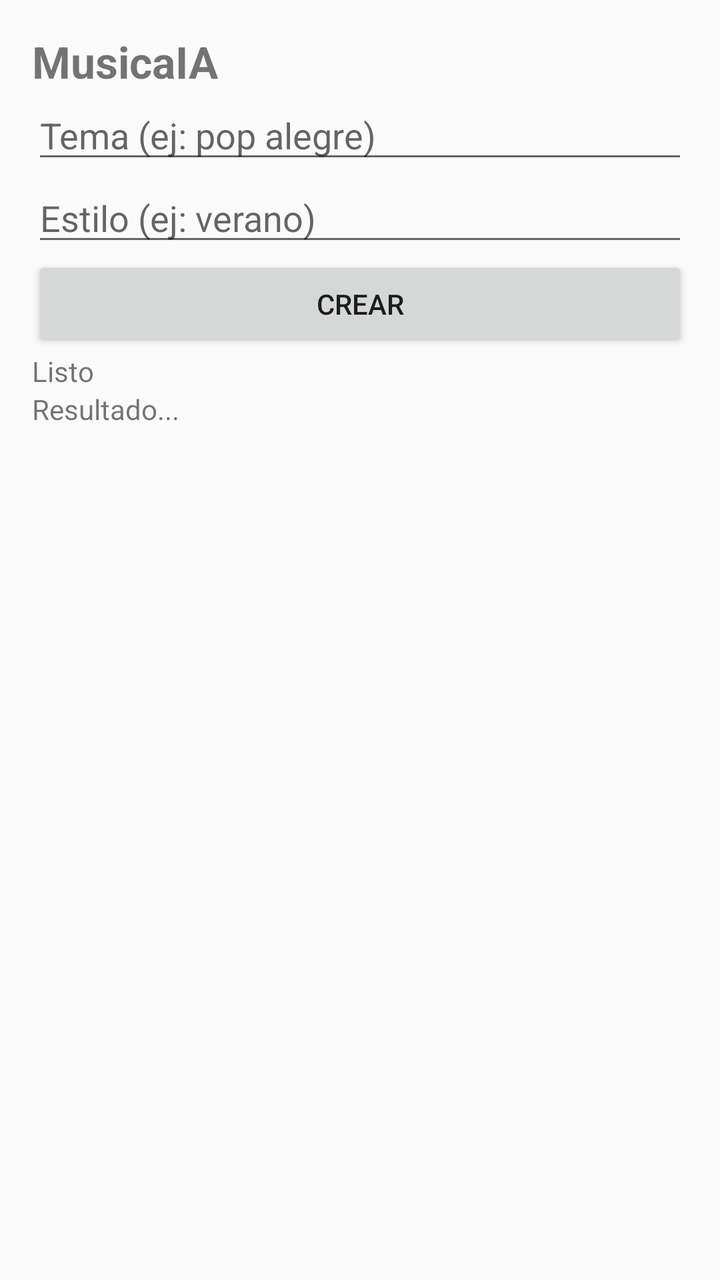
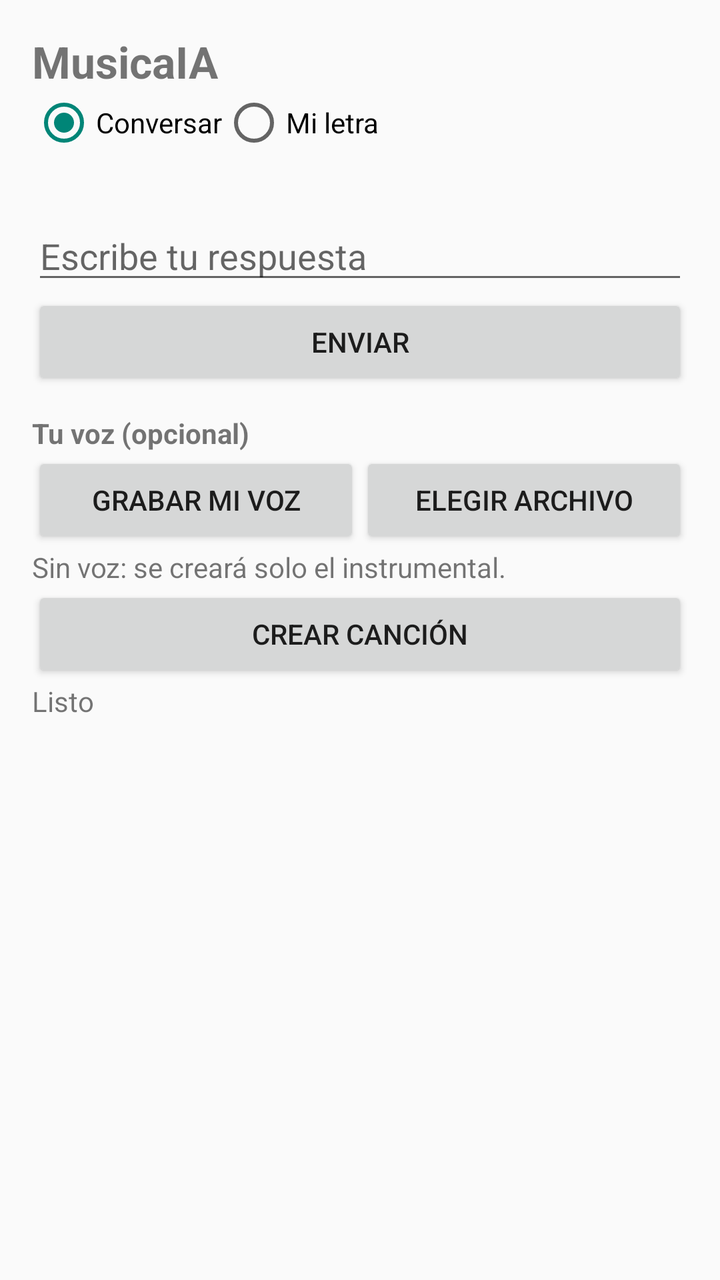

Two renders of the same Android screen: before a commit and after it. Below are the layout's source before the change and the commit's diff.
<!-- AndroidManifest.xml: application theme Theme.AppCompat.Light.NoActionBar -->
<!-- res/layout/activity_main.xml -->
<?xml version="1.0" encoding="utf-8"?>
<LinearLayout xmlns:android="http://schemas.android.com/apk/res/android"
    android:layout_width="match_parent"
    android:layout_height="match_parent"
    android:orientation="vertical"
    android:padding="16dp">

    <TextView
        android:id="@+id/titulo"
        android:layout_width="wrap_content"
        android:layout_height="wrap_content"
        android:text="MusicaIA"
        android:textSize="22sp"
        android:textStyle="bold" />

    <EditText
        android:id="@+id/editTema"
        android:layout_width="match_parent"
        android:layout_height="wrap_content"
        android:hint="Tema (ej: pop alegre)"
         />

    <EditText
        android:id="@+id/editEstilo"
        android:layout_width="match_parent"
        android:layout_height="wrap_content"
        android:hint="Estilo (ej: verano)"
         />

    <ProgressBar
        android:id="@+id/progreso"
        style="?android:attr/progressBarStyleHorizontal"
        android:layout_width="match_parent"
        android:layout_height="wrap_content"
        android:visibility="gone" />
    <TextView
        android:id="@+id/tiempo"
        android:layout_width="wrap_content"
        android:layout_height="wrap_content"
        android:text="Tiempo: 0s"
        android:visibility="gone" />
    <Button
        android:id="@+id/btnCrear"
        android:layout_width="match_parent"
        android:layout_height="wrap_content"
        android:text="Crear" />

    <TextView
        android:id="@+id/estado"
        android:layout_width="wrap_content"
        android:layout_height="wrap_content"
        android:text="Listo"
        android:textSize="14sp" />

    <ScrollView
        android:id="@+id/scrollResultado"
        android:layout_width="match_parent"
        android:layout_height="0dp"
        android:layout_weight="1">
        <LinearLayout
            android:layout_width="match_parent"
            android:layout_height="wrap_content"
            android:orientation="vertical">
            <TextView
                android:id="@+id/textoResultado"
                android:layout_width="wrap_content"
                android:layout_height="wrap_content"
                android:text="Resultado..."
                android:textSize="14sp" />
            <ImageView
                android:id="@+id/imgPortada"
                android:layout_width="200dp"
                android:layout_height="200dp"
                android:visibility="gone" />
            <Button
                android:id="@+id/btnReproducir"
                android:layout_width="match_parent"
                android:layout_height="wrap_content"
                android:text="Reproducir"
                android:visibility="gone" />
        </LinearLayout>
    </ScrollView>

</LinearLayout>
<!-- resources referenced by this layout -->
<resources>

</resources>

<!-- the commit's change to res/layout/activity_main.xml (unified diff, before → after) -->
@@ -1,84 +1,40 @@
 <?xml version="1.0" encoding="utf-8"?>
-<LinearLayout xmlns:android="http://schemas.android.com/apk/res/android"
-    android:layout_width="match_parent"
-    android:layout_height="match_parent"
-    android:orientation="vertical"
-    android:padding="16dp">
-
-    <TextView
-        android:id="@+id/titulo"
-        android:layout_width="wrap_content"
-        android:layout_height="wrap_content"
-        android:text="MusicaIA"
-        android:textSize="22sp"
-        android:textStyle="bold" />
-
-    <EditText
-        android:id="@+id/editTema"
-        android:layout_width="match_parent"
-        android:layout_height="wrap_content"
-        android:hint="Tema (ej: pop alegre)"
-         />
-
-    <EditText
-        android:id="@+id/editEstilo"
-        android:layout_width="match_parent"
-        android:layout_height="wrap_content"
-        android:hint="Estilo (ej: verano)"
-         />
-
-    <ProgressBar
-        android:id="@+id/progreso"
-        style="?android:attr/progressBarStyleHorizontal"
-        android:layout_width="match_parent"
-        android:layout_height="wrap_content"
-        android:visibility="gone" />
-    <TextView
-        android:id="@+id/tiempo"
-        android:layout_width="wrap_content"
-        android:layout_height="wrap_content"
-        android:text="Tiempo: 0s"
-        android:visibility="gone" />
-    <Button
-        android:id="@+id/btnCrear"
-        android:layout_width="match_parent"
-        android:layout_height="wrap_content"
-        android:text="Crear" />
-
-    <TextView
-        android:id="@+id/estado"
-        android:layout_width="wrap_content"
-        android:layout_height="wrap_content"
-        android:text="Listo"
-        android:textSize="14sp" />
-
-    <ScrollView
-        android:id="@+id/scrollResultado"
-        android:layout_width="match_parent"
-        android:layout_height="0dp"
-        android:layout_weight="1">
-        <LinearLayout
-            android:layout_width="match_parent"
-            android:layout_height="wrap_content"
-            android:orientation="vertical">
-            <TextView
-                android:id="@+id/textoResultado"
-                android:layout_width="wrap_content"
-                android:layout_height="wrap_content"
-                android:text="Resultado..."
-                android:textSize="14sp" />
-            <ImageView
-                android:id="@+id/imgPortada"
-                android:layout_width="200dp"
-                android:layout_height="200dp"
-                android:visibility="gone" />
-            <Button
-                android:id="@+id/btnReproducir"
-                android:layout_width="match_parent"
-                android:layout_height="wrap_content"
-                android:text="Reproducir"
-                android:visibility="gone" />
-        </LinearLayout>
-    </ScrollView>
-
-</LinearLayout>
+<ScrollView xmlns:android="http://schemas.android.com/apk/res/android"
+ android:layout_width="match_parent"
+ android:layout_height="match_parent"
+ android:fillViewport="true">
+ <LinearLayout
+ android:layout_width="match_parent"
+ android:layout_height="wrap_content"
+ android:orientation="vertical"
+ android:padding="16dp">
+ <TextView android:id="@+id/titulo" android:layout_width="wrap_content" android:layout_height="wrap_content" android:text="MusicaIA" android:textSize="22sp" android:textStyle="bold" />
+ <RadioGroup android:id="@+id/grupoModo" android:layout_width="match_parent" android:layout_height="wrap_content" android:orientation="horizontal">
+ <RadioButton android:id="@+id/modoConversacion" android:layout_width="wrap_content" android:layout_height="wrap_content" android:checked="true" android:text="Conversar" />
+ <RadioButton android:id="@+id/modoLetra" android:layout_width="wrap_content" android:layout_height="wrap_content" android:text="Mi letra" />
+ </RadioGroup>
+ <LinearLayout android:id="@+id/panelConversacion" android:layout_width="match_parent" android:layout_height="wrap_content" android:orientation="vertical">
+ <TextView android:id="@+id/chatLog" android:layout_width="match_parent" android:layout_height="wrap_content" android:paddingTop="8dp" android:textSize="15sp" />
+ <EditText android:id="@+id/chatEntrada" android:layout_width="match_parent" android:layout_height="wrap_content" android:hint="Escribe tu respuesta" android:inputType="text" />
+ <Button android:id="@+id/btnEnviar" android:layout_width="match_parent" android:layout_height="wrap_content" android:text="Enviar" />
+ </LinearLayout>
+ <LinearLayout android:id="@+id/panelLetra" android:layout_width="match_parent" android:layout_height="wrap_content" android:orientation="vertical" android:visibility="gone">
+ <EditText android:id="@+id/editLetra" android:layout_width="match_parent" android:layout_height="wrap_content" android:gravity="top" android:hint="Pega aquí tu letra completa" android:inputType="textMultiLine" android:minLines="6" />
+ <EditText android:id="@+id/editIndicaciones" android:layout_width="match_parent" android:layout_height="wrap_content" android:hint="Cómo quieres que suene (ej: pop alegre, rápido, verano)" android:inputType="text" />
+ </LinearLayout>
+ <TextView android:layout_width="wrap_content" android:layout_height="wrap_content" android:paddingTop="12dp" android:text="Tu voz (opcional)" android:textStyle="bold" />
+ <LinearLayout android:layout_width="match_parent" android:layout_height="wrap_content" android:orientation="horizontal">
+ <Button android:id="@+id/btnGrabar" android:layout_width="0dp" android:layout_height="wrap_content" android:layout_weight="1" android:text="Grabar mi voz" />
+ <Button android:id="@+id/btnElegirVoz" android:layout_width="0dp" android:layout_height="wrap_content" android:layout_weight="1" android:text="Elegir archivo" />
+ </LinearLayout>
+ <TextView android:id="@+id/estadoVoz" android:layout_width="match_parent" android:layout_height="wrap_content" android:text="Sin voz: se creará solo el instrumental." />
+ <ProgressBar android:id="@+id/progreso" style="?android:attr/progressBarStyleHorizontal" android:layout_width="match_parent" android:layout_height="wrap_content" android:visibility="gone" />
+ <TextView android:id="@+id/tiempo" android:layout_width="wrap_content" android:layout_height="wrap_content" android:text="Tiempo: 0s" android:visibility="gone" />
+ <Button android:id="@+id/btnCrear" android:layout_width="match_parent" android:layout_height="wrap_content" android:text="Crear canción" />
+ <TextView android:id="@+id/estado" android:layout_width="match_parent" android:layout_height="wrap_content" android:text="Listo" android:textSize="14sp" />
+ <TextView android:id="@+id/textoResultado" android:layout_width="match_parent" android:layout_height="wrap_content" android:textSize="14sp" />
+ <ImageView android:id="@+id/imgPortada" android:layout_width="200dp" android:layout_height="200dp" android:visibility="gone" />
+ <Button android:id="@+id/btnReproducir" android:layout_width="match_parent" android:layout_height="wrap_content" android:text="Reproducir" android:visibility="gone" />
+ <Button android:id="@+id/btnGuardar" android:layout_width="match_parent" android:layout_height="wrap_content" android:text="Guardar canción" android:visibility="gone" />
+ </LinearLayout>
+</ScrollView>
